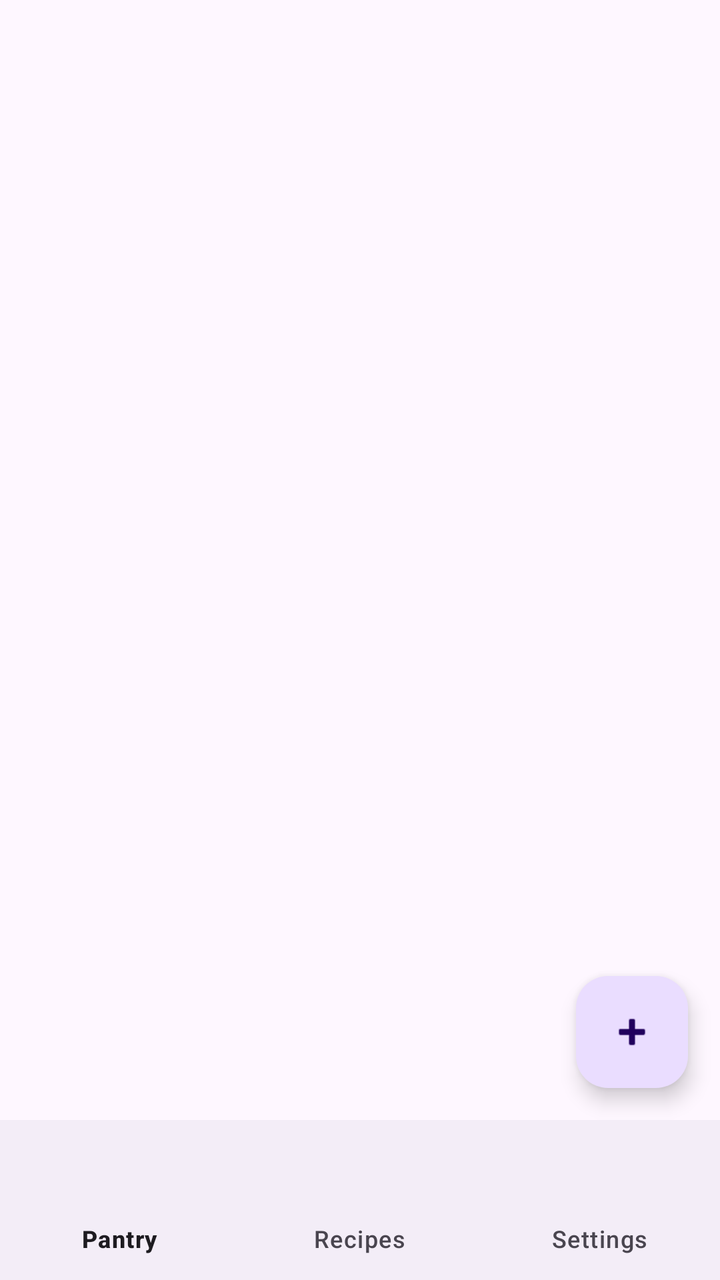
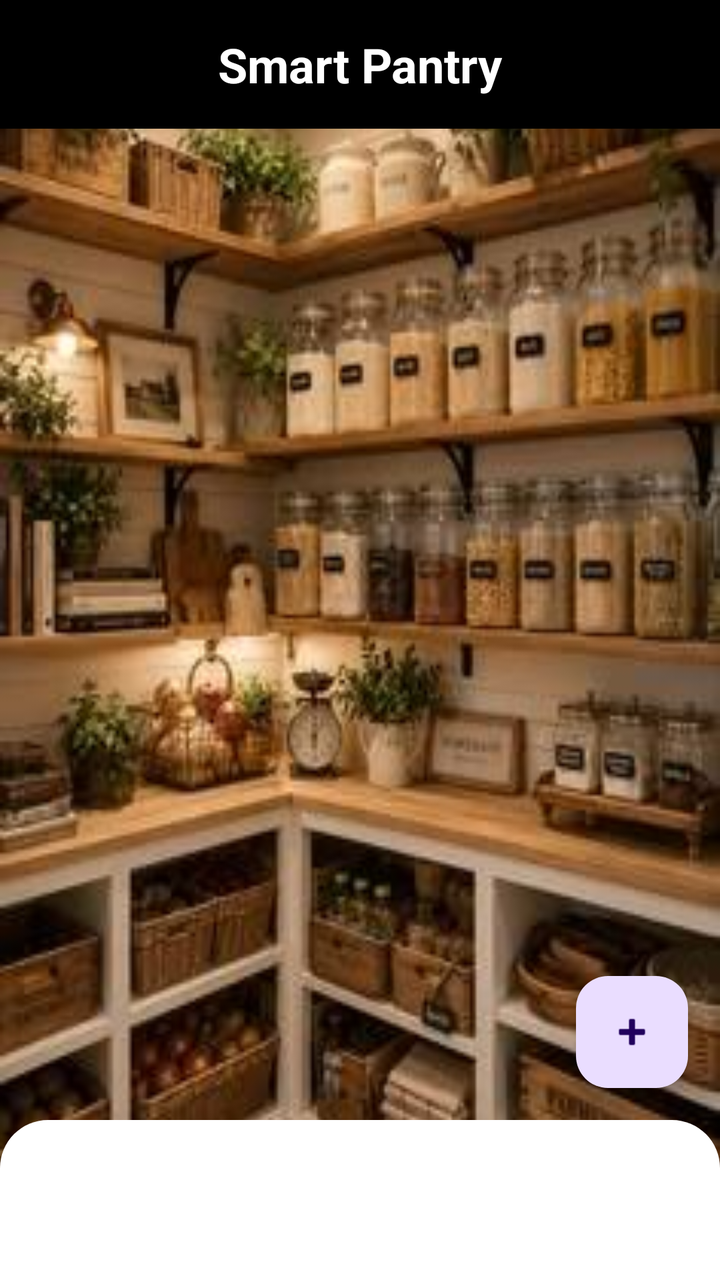

The first picture is an Android layout as it rendered before a commit; the second is the same layout after the commit. The layout source and the unified diff follow.
<!-- AndroidManifest.xml: application theme Theme.PantryApplication -->
<!-- res/layout/activity_main.xml -->
<?xml version="1.0" encoding="utf-8"?>
<RelativeLayout xmlns:android="http://schemas.android.com/apk/res/android"
    xmlns:app="http://schemas.android.com/apk/res-auto"
    android:layout_width="match_parent"
    android:layout_height="match_parent">

    
    <ListView
        android:id="@+id/listView"
        android:layout_width="match_parent"
        android:layout_height="match_parent"
        android:layout_above="@id/bottomNav" />

    
    <com.google.android.material.floatingactionbutton.FloatingActionButton
        android:id="@+id/fabAddItem"
        android:layout_width="wrap_content"
        android:layout_height="wrap_content"
        android:layout_above="@id/bottomNav"
        android:layout_alignParentEnd="true"
        android:layout_margin="16dp"
        android:contentDescription="Add item"
        app:srcCompat="@android:drawable/ic_input_add" />

    
    <com.google.android.material.bottomnavigation.BottomNavigationView
        android:id="@+id/bottomNav"
        android:layout_width="match_parent"
        android:layout_height="wrap_content"
        android:layout_alignParentBottom="true"
        app:menu="@menu/bottom_nav_menu" />

</RelativeLayout>
<!-- resources referenced by this layout -->
<resources>
  <style name="Theme.PantryApplication" parent="Base.Theme.PantryApplication" />
  <style name="Base.Theme.PantryApplication" parent="Theme.Material3.DayNight.NoActionBar">
          
          
      </style>
</resources>

<!-- the commit's change to res/layout/activity_main.xml (unified diff, before → after) -->
@@ -2,14 +2,29 @@
 <RelativeLayout xmlns:android="http://schemas.android.com/apk/res/android"
     xmlns:app="http://schemas.android.com/apk/res-auto"
     android:layout_width="match_parent"
-    android:layout_height="match_parent">
+    android:layout_height="match_parent"
+    android:background="@drawable/p3">
+
+    
+    <TextView
+        android:id="@+id/textHeading"
+        android:layout_width="match_parent"
+        android:layout_height="wrap_content"
+        android:text="Smart Pantry"
+        android:textSize="24sp"
+        android:textStyle="bold"
+        android:gravity="center"
+        android:padding="16dp"
+        android:textColor="#FFFFFF"
+        android:background="#000"/>
 
     
     <ListView
         android:id="@+id/listView"
         android:layout_width="match_parent"
         android:layout_height="match_parent"
-        android:layout_above="@id/bottomNav" />
+        android:layout_below="@id/textHeading"
+        android:layout_above="@id/bottomNav"/>
 
     
     <com.google.android.material.floatingactionbutton.FloatingActionButton
@@ -28,6 +43,11 @@
         android:layout_width="match_parent"
         android:layout_height="wrap_content"
         android:layout_alignParentBottom="true"
+        android:background="@drawable/nav_background"
+        app:itemIconTint="#000000"
+        app:itemTextColor="#FFFFFF"
+        app:itemTextAppearanceActive="@style/BottomNavTextActive"
+        app:itemTextAppearanceInactive="@style/BottomNavTextInactive"
         app:menu="@menu/bottom_nav_menu" />
 
 </RelativeLayout>
<!-- resource entries referenced after the edit -->
@@ -1,5 +1,24 @@
 <!-- resources referenced by this layout -->
 <resources>
+  <!-- drawable nav_background (drawable) -->
+  <?xml version="1.0" encoding="utf-8"?>
+  <shape xmlns:android="http://schemas.android.com/android/res/android"
+      android:shape="rectangle">
+  
+      <solid android:color="#FFFFFF" />
+  
+      <corners
+          android:topLeftRadius="24dp"
+          android:topRightRadius="24dp" />
+  
+  </shape>
+  <!-- drawable p3: jpeg bitmap (drawable, 20003 bytes) -->
+  <style name="BottomNavTextActive">
+          <item name="android:textSize">16sp</item>
+      </style>
+  <style name="BottomNavTextInactive">
+          <item name="android:textSize">14sp</item>
+      </style>
   <style name="Theme.PantryApplication" parent="Base.Theme.PantryApplication" />
   <style name="Base.Theme.PantryApplication" parent="Theme.Material3.DayNight.NoActionBar">
           
